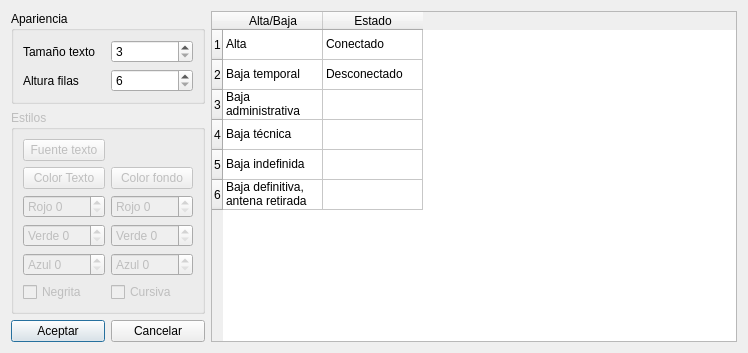
This is Dialogs/DlgLookConfig.ui in silderan/QMikPPPManager as Qt 5 draws it before an edit. The edited form follows.
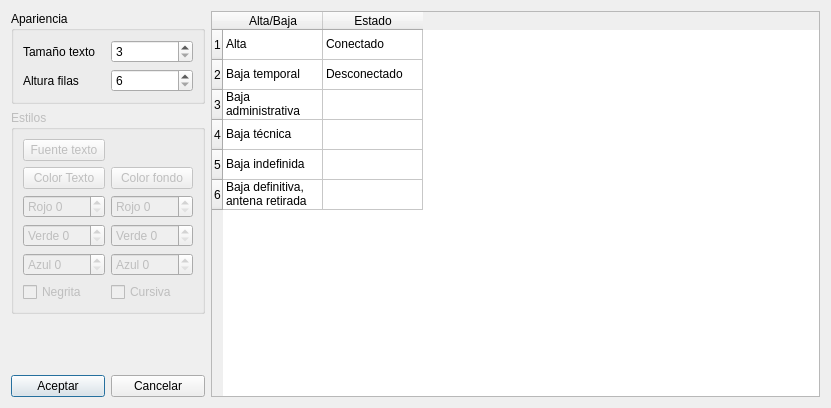
This is the edited form.

```diff
--- a/Dialogs/DlgLookConfig.ui
+++ b/Dialogs/DlgLookConfig.ui
@@ -6,8 +6,8 @@
    <rect>
     <x>0</x>
     <y>0</y>
-    <width>748</width>
-    <height>324</height>
+    <width>831</width>
+    <height>408</height>
    </rect>
   </property>
   <property name="windowTitle">
```
Left out of the diff: 16 changed lines with no effect on the pictures.
